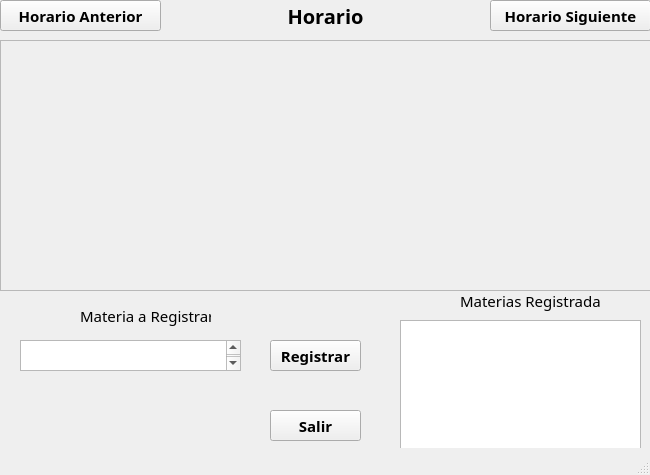
This is Asistente.ui in francisdayl/GenHora as Qt 5 draws it before an edit. The edited form follows.
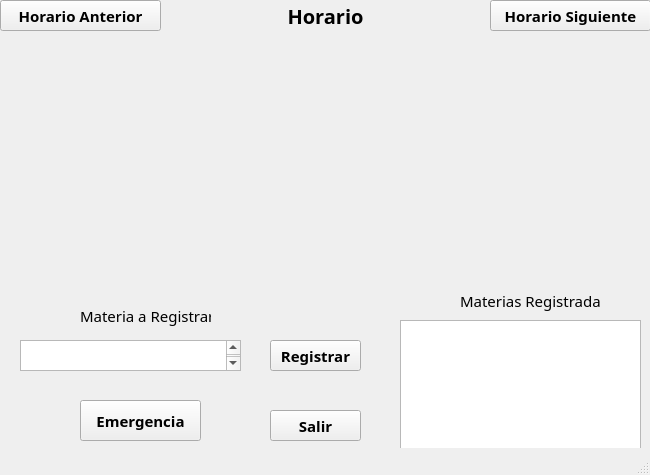
This is the edited form.

Commit message: Finalizacion ventana de asistente de registros, pendiente arreglar errores en el filtrado de horarios por parametros

```diff
--- a/Asistente.ui
+++ b/Asistente.ui
@@ -35,22 +35,6 @@
    <string>Asistente de Registros - By David Yánez</string>
   </property>
   <widget class="QWidget" name="centralwidget">
-   <widget class="QFrame" name="Frame">
-    <property name="geometry">
-     <rect>
-      <x>0</x>
-      <y>40</y>
-      <width>661</width>
-      <height>251</height>
-     </rect>
-    </property>
-    <property name="frameShape">
-     <enum>QFrame::StyledPanel</enum>
-    </property>
-    <property name="frameShadow">
-     <enum>QFrame::Raised</enum>
-    </property>
-   </widget>
    <widget class="QListView" name="List_MReg">
     <property name="geometry">
      <rect>
@@ -214,6 +198,39 @@
      </rect>
     </property>
    </widget>
+   <widget class="QWidget" name="verticalLayoutWidget">
+    <property name="geometry">
+     <rect>
+      <x>0</x>
+      <y>40</y>
+      <width>651</width>
+      <height>251</height>
+     </rect>
+    </property>
+    <layout class="QVBoxLayout" name="Vbox"/>
+   </widget>
+   <widget class="QPushButton" name="Bot_Emergencia">
+    <property name="geometry">
+     <rect>
+      <x>80</x>
+      <y>400</y>
+      <width>121</width>
+      <height>41</height>
+     </rect>
+    </property>
+    <property name="font">
+     <font>
+      <weight>75</weight>
+      <bold>true</bold>
+     </font>
+    </property>
+    <property name="cursor">
+     <cursorShape>PointingHandCursor</cursorShape>
+    </property>
+    <property name="text">
+     <string>Emergencia</string>
+    </property>
+   </widget>
   </widget>
   <widget class="QStatusBar" name="statusbar"/>
  </widget>
```
The commit also changes 8 other files.
